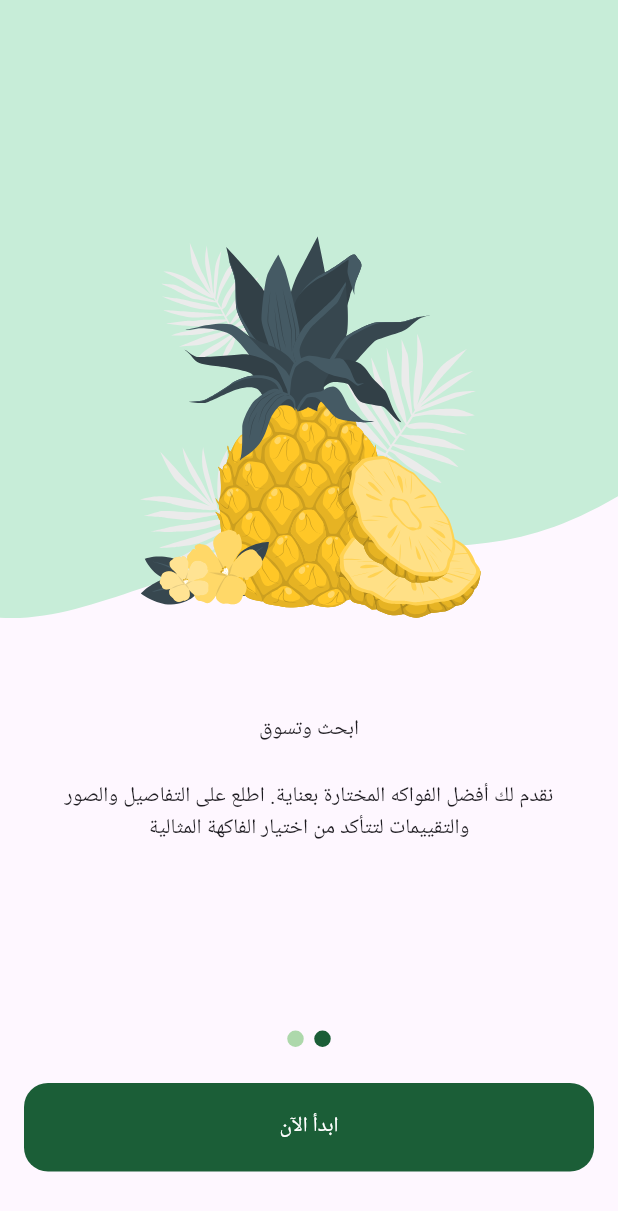
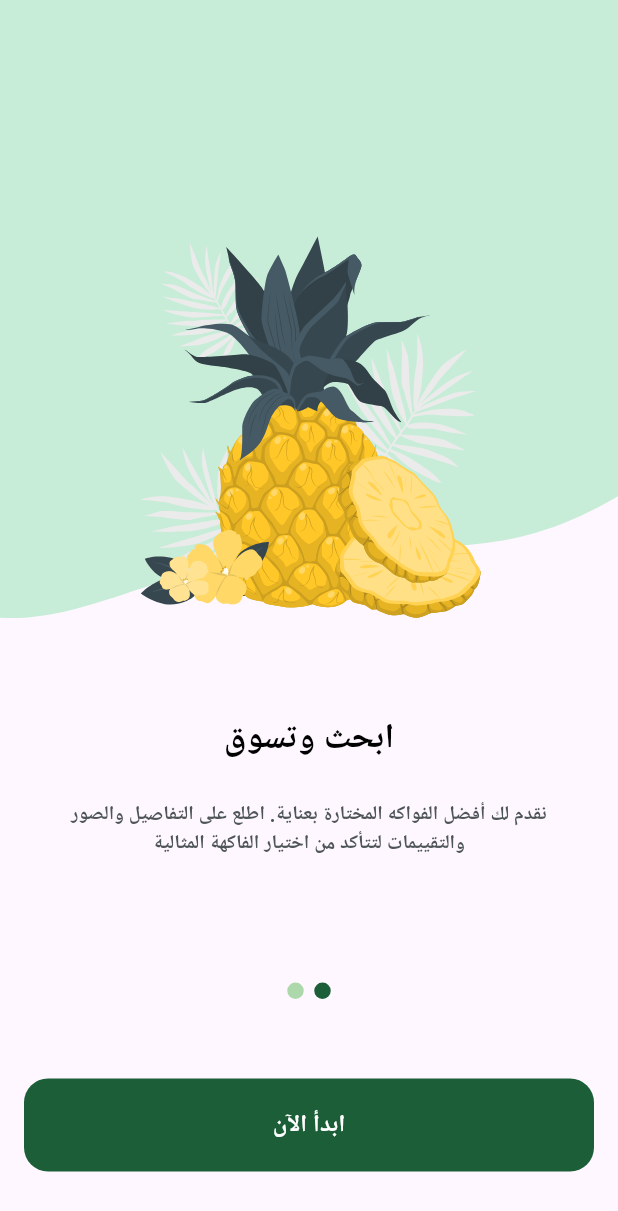
Before and after one commit to ayhem8hamdi/Fruit_Hub, a Flutter app: the screen it shows after launch, after a tap on "تخط", on a phone screen of 412 x 824 dp. Shown: the top 1211 px of the screen. Run offline on Flutter 3.47's test engine with Material 3 defaults, Android fonts, the light colour scheme and no system bars; drawn by our look-alikes of smooth_page_indicator; our stand-ins replace device_preview, flutter_bloc, flutter_svg, gap, get, google_fonts; Roboto replaces fonts that are missing (Cairo).

Commit message:
Add Text Style in OnBoarding Screen

```diff
--- a/lib/core/Utils/app_colors.dart
+++ b/lib/core/Utils/app_colors.dart
@@ -2,7 +2,6 @@
 
 abstract class AppColors {
   static Color kPrimaryColor = const Color(0xFF1B5E37);
- static Color kThirdColor = const Color(0xFF4E5556);
-
+  static Color kSecondaryColor = const Color(0xFF949D9E);
+  static Color kThirdColor = const Color(0xFF4E5556);
 }
-background: var(--Grayscale-400, #949D9E);
--- a/lib/features/OnBoarding/presentation/views/widgets/on_boarding_button_builder.dart
+++ b/lib/features/OnBoarding/presentation/views/widgets/on_boarding_button_builder.dart
@@ -1,4 +1,5 @@
 import 'package:advanced_ecommerce/core/Utils/app_colors.dart';
+import 'package:advanced_ecommerce/core/Utils/app_styles.dart';
 import 'package:advanced_ecommerce/features/OnBoarding/presentation/view_model/onBoardingCubit/on_boarding_cubit.dart';
 import 'package:flutter/material.dart';
 import 'package:flutter_bloc/flutter_bloc.dart';
@@ -33,11 +34,7 @@
     return GestureDetector(
       onTap: onTap,
       child: Container(
-        margin: const EdgeInsets.only(
-          left: 16,
-          right: 16,
-          bottom: 43,
-        ),
+        margin: const EdgeInsets.only(left: 16, right: 16, bottom: 43, top: 29),
         decoration: BoxDecoration(
           color: isActive ? AppColors.kPrimaryColor : Colors.transparent,
           borderRadius: BorderRadius.circular(16),
@@ -46,9 +43,9 @@
         child: Padding(
           padding: const EdgeInsets.symmetric(vertical: 19),
           child: Text('ابدأ الآن',
-              style: TextStyle(
-                color: isActive ? Colors.white : Colors.transparent,
-              )),
+              style: isActive
+                  ? AppStyles.styleBold16
+                  : AppStyles.styleBold16.copyWith(color: Colors.transparent)),
         ),
       ),
     );
--- a/lib/features/OnBoarding/presentation/views/widgets/on_boarding_page_view.dart
+++ b/lib/features/OnBoarding/presentation/views/widgets/on_boarding_page_view.dart
@@ -1,4 +1,6 @@
 import 'package:advanced_ecommerce/core/Utils/app_assets.dart';
+import 'package:advanced_ecommerce/core/Utils/app_colors.dart';
+import 'package:advanced_ecommerce/core/Utils/app_styles.dart';
 import 'package:advanced_ecommerce/features/OnBoarding/presentation/views/widgets/page_view_item.dart';
 import 'package:flutter/material.dart';
 
@@ -18,8 +20,8 @@
       controller: pageController,
       onPageChanged: onPageChanged,
       reverse: true,
-      children: const [
-        PageViewItem(
+      children: [
+        const PageViewItem(
           color: Color(0XFFFCF4E3),
           image: Assets.pageView1Image,
           bgImage: Assets.pageView1BgImage,
@@ -35,6 +37,7 @@
           title: Text(
             'ابحث وتسوق',
             textAlign: TextAlign.center,
+            style: AppStyles.styleBold23,
           ),
         ),
       ],
@@ -47,12 +50,20 @@
 
   @override
   Widget build(BuildContext context) {
-    return const Row(
+    return Row(
       mainAxisAlignment: MainAxisAlignment.center,
       children: [
-        Text('مرحبًا بك في'),
-        Text('HUB'),
-        Text('Fruit'),
+        Text(
+          ' مرحبًا بك في ',
+          style: AppStyles.styleBold23,
+        ),
+        Text('HUB',
+            style:
+                AppStyles.styleBold23.copyWith(color: const Color(0XFFF4A91F))),
+        Text(
+          'Fruit',
+          style: AppStyles.styleBold23.copyWith(color: AppColors.kPrimaryColor),
+        ),
       ],
     );
   }
--- a/lib/features/OnBoarding/presentation/views/widgets/on_boarding_skip_button.dart
+++ b/lib/features/OnBoarding/presentation/views/widgets/on_boarding_skip_button.dart
@@ -1,3 +1,4 @@
+import 'package:advanced_ecommerce/core/Utils/app_styles.dart';
 import 'package:advanced_ecommerce/features/OnBoarding/presentation/view_model/onBoardingCubit/ob_boarding_states.dart';
 import 'package:advanced_ecommerce/features/OnBoarding/presentation/view_model/onBoardingCubit/on_boarding_cubit.dart';
 import 'package:flutter/material.dart';
@@ -27,9 +28,11 @@
                   onTap: () {
                     context.read<OnboardingCubit>().skip();
                   },
-                  child: const Text(
+                  child: Text(
                     'تخط',
-                    style: TextStyle(fontSize: 16, color: Colors.black),
+                    style: AppStyles.styleBold13.copyWith(
+                        fontWeight: FontWeight.w400,
+                        color: const Color(0XFF949D9E)),
                   ),
                 ),
               ),
--- a/lib/features/OnBoarding/presentation/views/widgets/page_view_subtitle.dart
+++ b/lib/features/OnBoarding/presentation/views/widgets/page_view_subtitle.dart
@@ -1,3 +1,4 @@
+import 'package:advanced_ecommerce/core/Utils/app_styles.dart';
 import 'package:flutter/material.dart';
 
 class PageViewItemSubtitle extends StatelessWidget {
@@ -9,6 +10,7 @@
       padding: const EdgeInsets.symmetric(horizontal: 37),
       child: Text(
         subtitle,
+        style: AppStyles.styleSemiBold13,
         textAlign: TextAlign.center,
       ),
     );
--- a/pubspec.yaml
+++ b/pubspec.yaml
@@ -43,6 +43,7 @@
   flutter_bloc: ^9.1.1
   smooth_page_indicator: ^1.2.1
   google_fonts: ^6.2.1
+  shared_preferences: ^2.5.3
 
 dev_dependencies:
   flutter_test:
```
Also changed, not shown: pubspec.lock, 1 other file.
